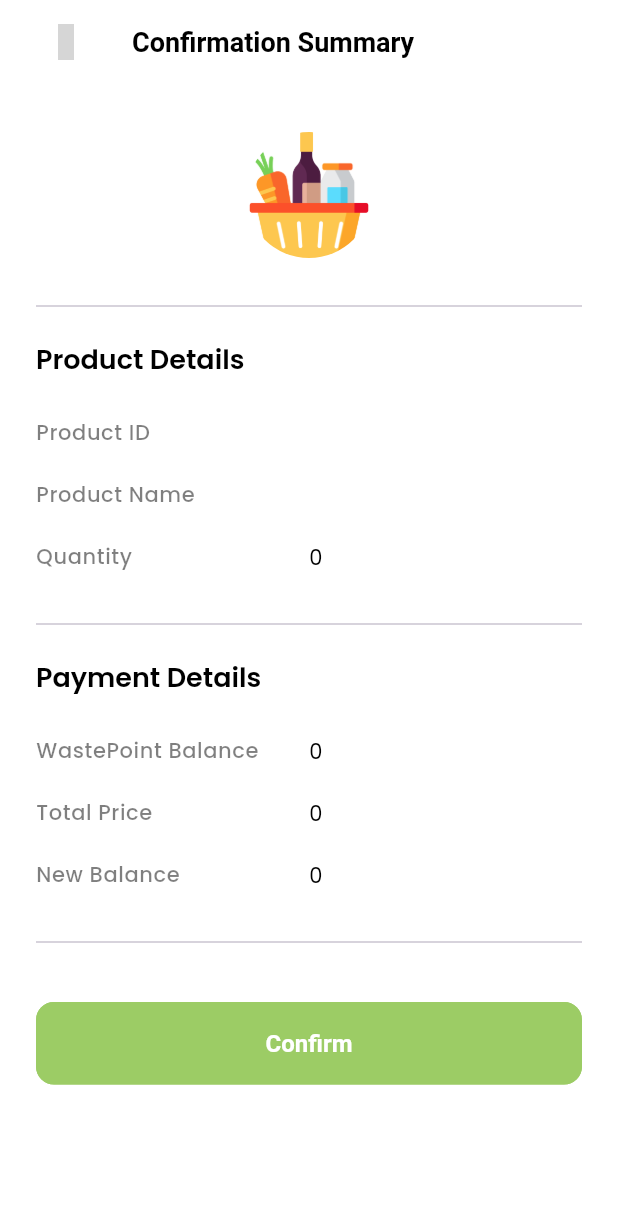
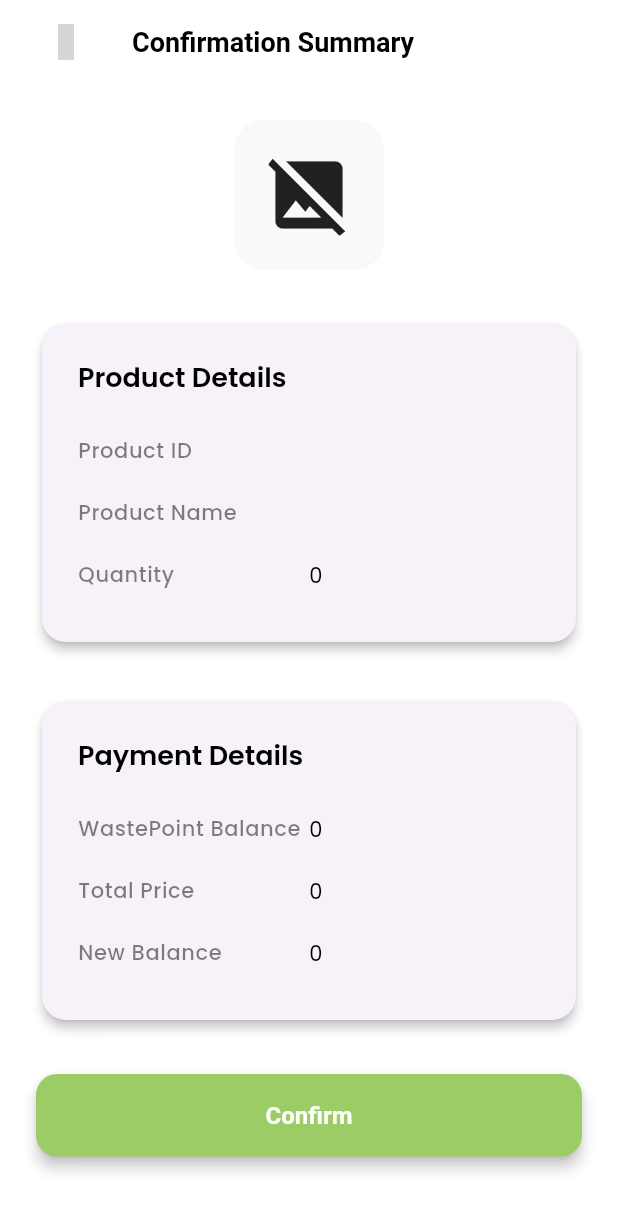
Before and after one commit to nrlfatiihah/ewastecare, a Flutter app: the SummaryPage screen opened directly with empty values, on a phone screen of 412 x 824 dp. Shown: the top 1211 px of the screen. Run offline on Flutter 3.47's test engine with Material 3 defaults, Android fonts, the light colour scheme and no system bars; our stand-ins replace cached_network_image, cloud_firestore, connectivity_plus, firebase_auth, firebase_core, firebase_storage and 14 more; missing offline and left inert: excel, mobile_scanner; accounts and stored records are empty; network calls fail; grey boxes are pictures that could not be loaded.

Commit message:
progress-15

```diff
--- a/lib/features/dashboard/screens/admin/widget/filter_date.dart
+++ b/lib/features/dashboard/screens/admin/widget/filter_date.dart
@@ -254,8 +254,8 @@ class BottomSheetContent extends StatelessWidget {
                             borderRadius: BorderRadius.circular(18),
                           ),
                         ).copyWith(
-                          side: MaterialStateProperty.all(BorderSide.none),
-                          overlayColor: MaterialStateProperty.all(
+                          side: WidgetStateProperty.all(BorderSide.none),
+                          overlayColor: WidgetStateProperty.all(
                             Colors.transparent,
                           ),
                         ),
--- a/lib/features/module/screens/admin/add_new_module.dart
+++ b/lib/features/module/screens/admin/add_new_module.dart
@@ -98,7 +98,7 @@ class AdminAddModuleScreen extends StatelessWidget {
                               ),
                               padding: const EdgeInsets.symmetric(vertical: 12),
                             ).copyWith(
-                              overlayColor: MaterialStateProperty.all(
+                              overlayColor: WidgetStateProperty.all(
                                 Colors.transparent,
                               ),
                             ),
@@ -234,7 +234,7 @@ class AdminAddModuleScreen extends StatelessWidget {
                           backgroundColor: WasteColors.primary,
                           side: BorderSide.none,
                         ).copyWith(
-                          overlayColor: MaterialStateProperty.all(
+                          overlayColor: WidgetStateProperty.all(
                             Colors.transparent,
                           ),
                         ),
--- a/lib/features/module/screens/widget/learning_module_content_user.dart
+++ b/lib/features/module/screens/widget/learning_module_content_user.dart
@@ -102,7 +102,7 @@ class _LearningModuleContentUserState extends State<LearningModuleContentUser> {
                           vertical: 16,
                         ),
                       ).copyWith(
-                        overlayColor: MaterialStateProperty.all(
+                        overlayColor: WidgetStateProperty.all(
                           WasteColors.primary.withOpacity(0.2),
                         ),
                       ),
--- a/lib/features/store/controllers/redeem_item_controller.dart
+++ b/lib/features/store/controllers/redeem_item_controller.dart
@@ -31,6 +31,7 @@ class RedeemItemController extends GetxController {
 
         Get.to(
           () => SummaryPage(
+            productImage: validationResult["productImage"],
             productId: validationResult["productId"],
             quantity: validationResult["quantity"],
             totalCost: validationResult["totalCost"],
@@ -63,6 +64,7 @@ class RedeemItemController extends GetxController {
     final productStock = productData['Stock'] as int;
     final productPrice = productData['WastePoint'] as int;
     final productName = productData['productName'] as String;
+    final productImage = productData['Image'] ?? "";
     final userWastePointBalance = await productRepository.getUserWasteBalance();
     final userId = await userController.getCurrentUserId();
     final totalCost = productPrice * quantity;
@@ -88,6 +90,7 @@ class RedeemItemController extends GetxController {
       'userWastePointBalance': userWastePointBalance,
       'productName': productName,
       'productPrice': productPrice,
+      'productImage': productImage,
       "userId": userId,
     };
   }
--- a/lib/features/store/screens/admin/module/module_edit_details.dart
+++ b/lib/features/store/screens/admin/module/module_edit_details.dart
@@ -88,7 +88,7 @@ class AdminEditModuleScreen extends StatelessWidget {
                               ),
                               padding: const EdgeInsets.symmetric(vertical: 12),
                             ).copyWith(
-                              overlayColor: MaterialStateProperty.all(
+                              overlayColor: WidgetStateProperty.all(
                                 Colors.transparent,
                               ),
                             ),
@@ -224,7 +224,7 @@ class AdminEditModuleScreen extends StatelessWidget {
                           backgroundColor: WasteColors.primary,
                           side: BorderSide.none,
                         ).copyWith(
-                          overlayColor: MaterialStateProperty.all(
+                          overlayColor: WidgetStateProperty.all(
                             Colors.transparent,
                           ),
                         ),
--- a/lib/features/store/screens/user/product_details/user_product_redeem_summary.dart
+++ b/lib/features/store/screens/user/product_details/user_product_redeem_summary.dart
@@ -13,6 +13,7 @@ import 'package:get/get.dart';
 class SummaryPage extends StatelessWidget {
   const SummaryPage({
     super.key,
+    required this.productImage,
     required this.productId,
     required this.quantity,
     required this.totalCost,
@@ -22,6 +23,7 @@ class SummaryPage extends StatelessWidget {
     required this.userId,
   });
 
+  final String productImage;
   final String productId;
   final int quantity;
   final int totalCost;
@@ -48,22 +50,50 @@ class SummaryPage extends StatelessWidget {
       body: SingleChildScrollView(
         padding: const EdgeInsets.all(WasteSizes.defaultSpace),
         child: Column(
-          // crossAxisAlignment: CrossAxisAlignment.start,
           children: [
-            const WasteCircularImage(
-              image: WasteImages.productRedeemImage,
-              width: 100,
-              height: 100,
+            // Product Image
+            Container(
+              padding: const EdgeInsets.all(20),
+              decoration: BoxDecoration(
+                color: WasteColors.lightGrey,
+                borderRadius: BorderRadius.circular(20),
               ),
-            const SizedBox(height: WasteSizes.spaceBtwItems),
-            const Divider(),
-            const SizedBox(height: WasteSizes.spaceBtwItems),
+              child: ClipRRect(
+                borderRadius: BorderRadius.circular(20),
+                child: Image.network(
+                  productImage,
+                  width: 110,
+                  height: 110,
+                  fit: BoxFit.cover,
+                  errorBuilder: (context, error, stackTrace) =>
+                      const Icon(Icons.image_not_supported, size: 60),
+                ),
+              ),
+            ),
+
+            const SizedBox(height: WasteSizes.spaceBtwSections),
+
+            // Product Details Card
+            Card(
+              elevation: 3,
+              shape: RoundedRectangleBorder(
+                borderRadius: BorderRadius.circular(16),
+              ),
+              child: Padding(
+                padding: const EdgeInsets.all(WasteSizes.defaultSpace),
+                child: Column(
+                  crossAxisAlignment: CrossAxisAlignment.start,
+                  children: [
                     const WasteSectionHeading(
                       title: "Product Details",
                       showActionButton: false,
                     ),
                     const SizedBox(height: WasteSizes.spaceBtwItems),
-            WasteConfirmRedeemMenu(title: "Product ID", value: productId),
+
+                    WasteConfirmRedeemMenu(
+                      title: "Product ID",
+                      value: productId,
+                    ),
                     WasteConfirmRedeemMenu(
                       title: "Product Name",
                       value: displayProductName,
@@ -72,31 +102,55 @@ class SummaryPage extends StatelessWidget {
                       title: "Quantity",
                       value: displayQuantity.toString(),
                     ),
-            const SizedBox(height: WasteSizes.spaceBtwItems),
-            const Divider(),
-            const SizedBox(height: WasteSizes.spaceBtwItems),
+                  ],
+                ),
+              ),
+            ),
+
+            const SizedBox(height: WasteSizes.spaceBtwSections),
+
+            // Payment Details Card
+            Card(
+              elevation: 3,
+              shape: RoundedRectangleBorder(
+                borderRadius: BorderRadius.circular(16),
+              ),
+              child: Padding(
+                padding: const EdgeInsets.all(WasteSizes.defaultSpace),
+                child: Column(
+                  crossAxisAlignment: CrossAxisAlignment.start,
+                  children: [
                     const WasteSectionHeading(
                       title: "Payment Details",
                       showActionButton: false,
                     ),
                     const SizedBox(height: WasteSizes.spaceBtwItems),
+
                     WasteConfirmRedeemMenu(
                       title: "WastePoint Balance",
                       value: userBalance.toString(),
                     ),
+
                     WasteConfirmRedeemMenu(
                       title: "Total Price",
                       value: totalCost.toString(),
                     ),
+
                     WasteConfirmRedeemMenu(
                       title: "New Balance",
                       value: newBalance.toString(),
                     ),
-            const SizedBox(height: WasteSizes.spaceBtwItems),
-            const Divider(),
+                  ],
+                ),
+              ),
+            ),
+
             const SizedBox(height: WasteSizes.spaceBtwSections),
+
+            // Confirm Button
             SizedBox(
               width: double.infinity,
+              height: 55,
               child: ElevatedButton(
                 onPressed: () => controller.updateDatabaseAfterRedeemProduct(
                   productId: productId,
@@ -106,11 +160,21 @@ class SummaryPage extends StatelessWidget {
                   userid: userId,
                   product: productName,
                 ),
-                style: ElevatedButton.styleFrom(
+                style:
+                    ElevatedButton.styleFrom(
                       backgroundColor: WasteColors.buttonPrimary,
-                  side: const BorderSide(color: WasteColors.buttonPrimary),
+                      elevation: 4,
+                      side: BorderSide.none,
+                      shape: RoundedRectangleBorder(
+                        borderRadius: BorderRadius.circular(14),
                       ),
-                child: const Text(WasteTexts.confirmRedeem),
+                    ).copyWith(
+                      overlayColor: WidgetStateProperty.all(Colors.transparent),
+                    ),
+                child: const Text(
+                  WasteTexts.confirmRedeem,
+                  style: TextStyle(fontSize: 16, fontWeight: FontWeight.w600),
+                ),
               ),
             ),
           ],
--- a/lib/features/waste_point/waste_point_allocation.dart
+++ b/lib/features/waste_point/waste_point_allocation.dart
@@ -180,7 +180,7 @@ class PointAllocationScreen extends StatelessWidget {
                                     ),
                                     side: BorderSide.none,
                                   ).copyWith(
-                                    overlayColor: MaterialStateProperty.all(
+                                    overlayColor: WidgetStateProperty.all(
                                       Colors.transparent,
                                     ),
                                   ),
```
Also changed, not shown: lib/common/widget/loaders/animation_loader.dart (+33 -15 lines), lib/common/widget/loaders/loaders.dart (+76 -32 lines), lib/utils/theme/custom_themes/checkbox_theme.dart (+4 -4 lines). Lines whose indentation alone changed are shown as unchanged.
